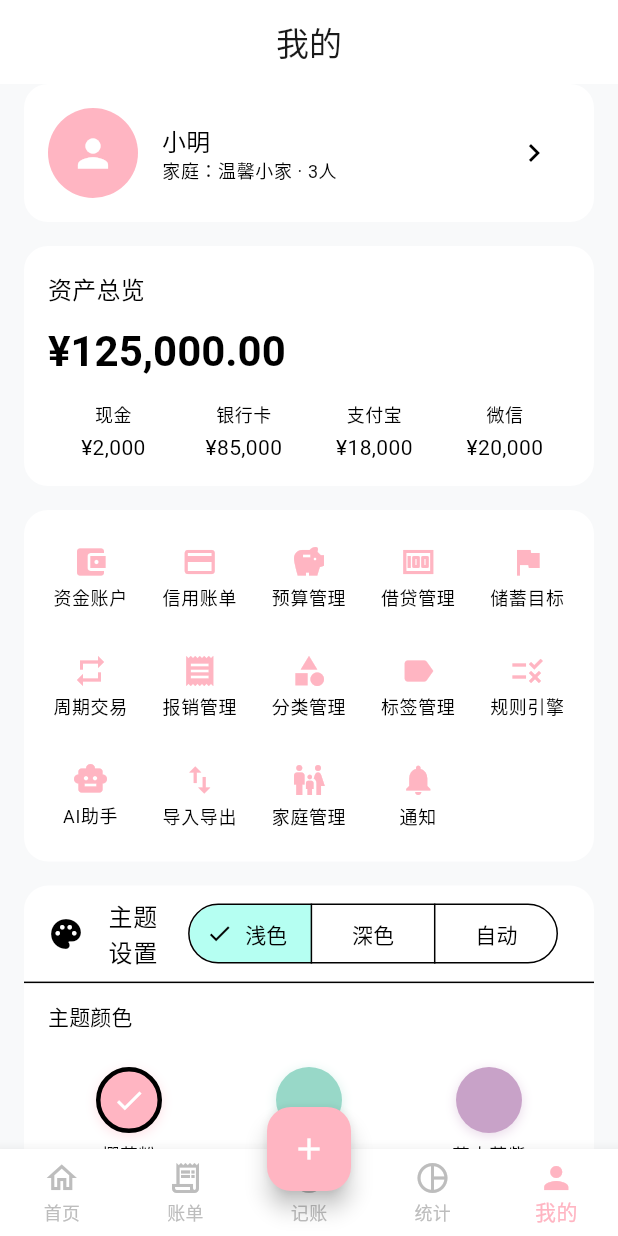
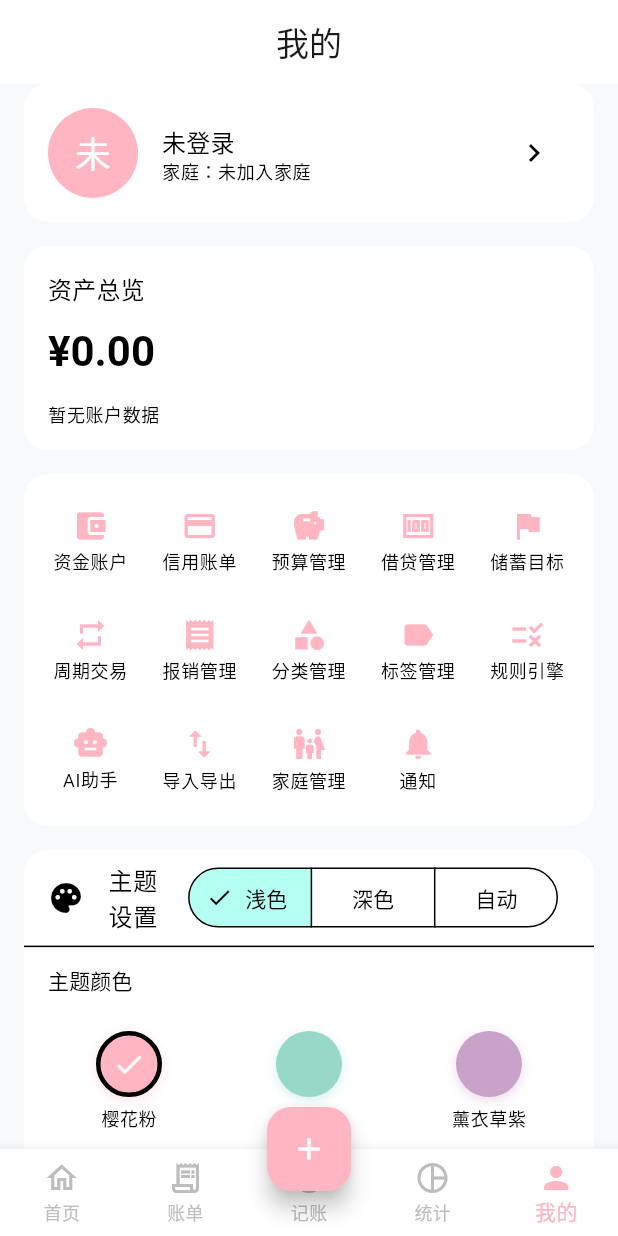
Before and after one commit to Weiyi-C/family-finance, a Flutter app: the SettingsScreen screen opened by its route, on a phone screen of 412 x 824 dp. Run offline on Flutter 3.47's test engine with Material 3 defaults, Android fonts, the phone set to English and light mode, and no system bars; our stand-ins replace connectivity_plus, dio, fl_chart, flutter_riverpod, go_router, shared_preferences and 1 more; missing offline and left inert: dart:html; accounts and stored records are empty; network calls fail.

Commit message:
修复我的页面：用户名/家庭/资产/服务器地址接入真实数据

```diff
--- a/mobile/lib/features/settings/screens/settings_screen.dart
+++ b/mobile/lib/features/settings/screens/settings_screen.dart
@@ -1,16 +1,45 @@
 import 'package:flutter/material.dart';
 import 'package:flutter_riverpod/flutter_riverpod.dart';
 import 'package:go_router/go_router.dart';
+import 'package:shared_preferences/shared_preferences.dart';
 import '../providers/theme_provider.dart';
 import '../providers/color_theme_provider.dart';
 import '../../../core/theme/app_theme.dart';
+import '../../../core/utils/format_utils.dart';
+import '../../../data/models/models.dart' hide Family;
+import '../../../features/auth/providers/auth_provider.dart';
+import '../../../features/transaction/providers/transaction_provider.dart';
+import '../../../features/family/providers/family_provider.dart';
 
-class SettingsScreen extends ConsumerWidget {
+class SettingsScreen extends ConsumerStatefulWidget {
   const SettingsScreen({super.key});
 
   @override
-  Widget build(BuildContext context, WidgetRef ref) {
+  ConsumerState<SettingsScreen> createState() => _SettingsScreenState();
+}
+
+class _SettingsScreenState extends ConsumerState<SettingsScreen> {
+  String _serverUrl = '';
+
+  @override
+  void initState() {
+    super.initState();
+    _loadServerUrl();
+  }
+
+  Future<void> _loadServerUrl() async {
+    final prefs = await SharedPreferences.getInstance();
+    setState(() {
+      _serverUrl = prefs.getString('server_url') ?? 'http://localhost:8080';
+    });
+  }
+
+  @override
+  Widget build(BuildContext context) {
     final themeMode = ref.watch(themeModeProvider);
+    final authState = ref.watch(authProvider);
+    final accountsAsync = ref.watch(accountsProvider);
+    final familyAsync = ref.watch(familyProvider);
 
     return Scaffold(
       appBar: AppBar(
@@ -18,23 +47,31 @@ class SettingsScreen extends ConsumerWidget {
       ),
       body: ListView(
         children: [
-          // 用户信息卡片
-          _buildUserCard(context),
+          _buildUserCard(context, authState, familyAsync),
           const SizedBox(height: 16),
-          // 资产总览
-          _buildAssetCard(context),
+          _buildAssetCard(context, accountsAsync),
           const SizedBox(height: 16),
-          // 功能入口
           _buildFunctionGrid(context),
           const SizedBox(height: 16),
-          // 设置选项
           _buildSettingsSection(context, ref, themeMode),
         ],
       ),
     );
   }
 
-  Widget _buildUserCard(BuildContext context) {
+  Widget _buildUserCard(BuildContext context, AuthState authState, AsyncValue familyAsync) {
+    final userName = authState.user?.nickname ?? '未登录';
+    String familyName = '未加入家庭';
+    familyAsync.whenData((f) {
+      if (f is Map && f.containsKey('name')) {
+        familyName = f['name'] ?? familyName;
+      } else {
+        try {
+          familyName = (f as dynamic).name ?? familyName;
+        } catch (_) {}
+      }
+    });
+
     return Card(
       margin: const EdgeInsets.symmetric(horizontal: 16),
       child: Padding(
@@ -44,7 +81,10 @@ class SettingsScreen extends ConsumerWidget {
             CircleAvatar(
               radius: 30,
               backgroundColor: Theme.of(context).colorScheme.primary,
-              child: const Icon(Icons.person, size: 30, color: Colors.white),
+              child: Text(
+                userName.isNotEmpty ? userName[0] : '?',
+                style: const TextStyle(fontSize: 24, color: Colors.white),
+              ),
             ),
             const SizedBox(width: 16),
             Expanded(
@@ -52,11 +92,11 @@ class SettingsScreen extends ConsumerWidget {
                 crossAxisAlignment: CrossAxisAlignment.start,
                 children: [
                   Text(
-                    '小明',
+                    userName,
                     style: Theme.of(context).textTheme.titleMedium,
                   ),
                   Text(
-                    '家庭：温馨小家 · 3人',
+                    '家庭：$familyName',
                     style: Theme.of(context).textTheme.bodySmall,
                   ),
                 ],
@@ -64,9 +104,7 @@ class SettingsScreen extends ConsumerWidget {
             ),
             IconButton(
               icon: const Icon(Icons.chevron_right),
-              onPressed: () {
-                // TODO: 编辑个人信息
-              },
+              onPressed: () => context.push('/family'),
             ),
           ],
         ),
@@ -74,7 +112,10 @@ class SettingsScreen extends ConsumerWidget {
     );
   }
 
-  Widget _buildAssetCard(BuildContext context) {
+  Widget _buildAssetCard(BuildContext context, AsyncValue<List<Account>> accountsAsync) {
+    final accounts = accountsAsync.whenOrNull(data: (a) => a) ?? [];
+    final totalBalance = accounts.fold<double>(0, (sum, a) => sum + a.balanceYuan);
+
     return Card(
       margin: const EdgeInsets.symmetric(horizontal: 16),
       child: Padding(
@@ -88,20 +129,24 @@ class SettingsScreen extends ConsumerWidget {
             ),
             const SizedBox(height: 12),
             Text(
-              '¥125,000.00',
+              formatMoney((totalBalance * 100).toInt()),
               style: Theme.of(context).textTheme.headlineMedium?.copyWith(
                 fontWeight: FontWeight.bold,
               ),
             ),
             const SizedBox(height: 16),
-            Row(
-              children: [
-                _buildAssetItem(context, '现金', '¥2,000'),
-                _buildAssetItem(context, '银行卡', '¥85,000'),
-                _buildAssetItem(context, '支付宝', '¥18,000'),
-                _buildAssetItem(context, '微信', '¥20,000'),
-              ],
-            ),
+            if (accounts.isEmpty)
+              Text('暂无账户数据', style: Theme.of(context).textTheme.bodySmall)
+            else
+              Wrap(
+                spacing: 16,
+                runSpacing: 8,
+                children: accounts.take(6).map((a) => _buildAssetItem(
+                  context,
+                  a.name,
+                  formatMoney(a.balance ?? a.initialBalance),
+                )).toList(),
+              ),
           ],
         ),
       ),
@@ -109,12 +154,13 @@ class SettingsScreen extends ConsumerWidget {
   }
 
   Widget _buildAssetItem(BuildContext context, String label, String amount) {
-    return Expanded(
+    return SizedBox(
+      width: 80,
       child: Column(
         children: [
-          Text(label, style: Theme.of(context).textTheme.bodySmall),
+          Text(label, style: Theme.of(context).textTheme.bodySmall, overflow: TextOverflow.ellipsis),
           const SizedBox(height: 4),
-          Text(amount, style: Theme.of(context).textTheme.bodyMedium),
+          Text(amount, style: Theme.of(context).textTheme.bodyMedium, overflow: TextOverflow.ellipsis),
         ],
       ),
     );
@@ -302,17 +348,18 @@ class SettingsScreen extends ConsumerWidget {
           ListTile(
             leading: const Icon(Icons.dns),
             title: const Text('服务器配置'),
-            subtitle: const Text('http://192.168.1.100:8080'),
+            subtitle: Text(_serverUrl),
             trailing: const Icon(Icons.chevron_right),
-            onTap: () {
-              context.push('/server-config');
+            onTap: () async {
+              await context.push('/server-config');
+              _loadServerUrl();
             },
           ),
           const Divider(height: 1),
           ListTile(
             leading: const Icon(Icons.sync),
             title: const Text('数据同步'),
-            subtitle: const Text('最后同步：2026-08-13 16:30'),
+            subtitle: const Text('查看同步状态'),
             trailing: const Icon(Icons.chevron_right),
             onTap: () {
               context.push('/sync-status');
@@ -333,7 +380,12 @@ class SettingsScreen extends ConsumerWidget {
             title: const Text('关于'),
             trailing: const Icon(Icons.chevron_right),
             onTap: () {
-              // TODO: 打开关于页面
+              showAboutDialog(
+                context: context,
+                applicationName: '家庭记账',
+                applicationVersion: '1.0.0',
+                children: const [Text('治愈系萌趣记账APP')],
+              );
             },
           ),
         ],
```
